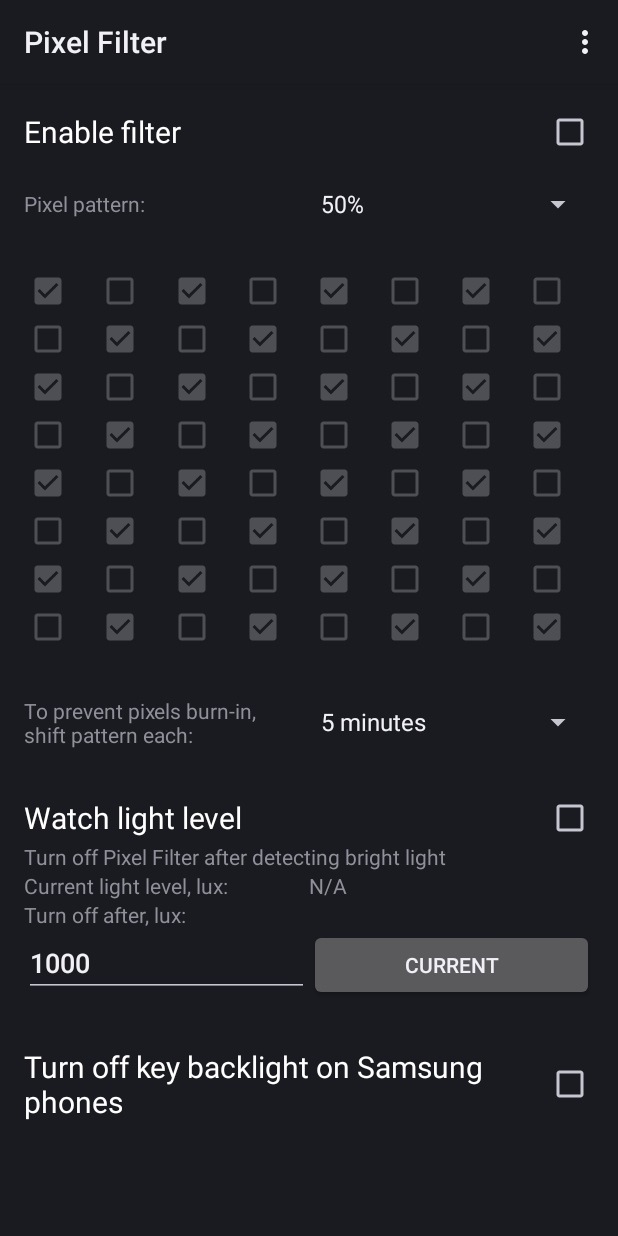
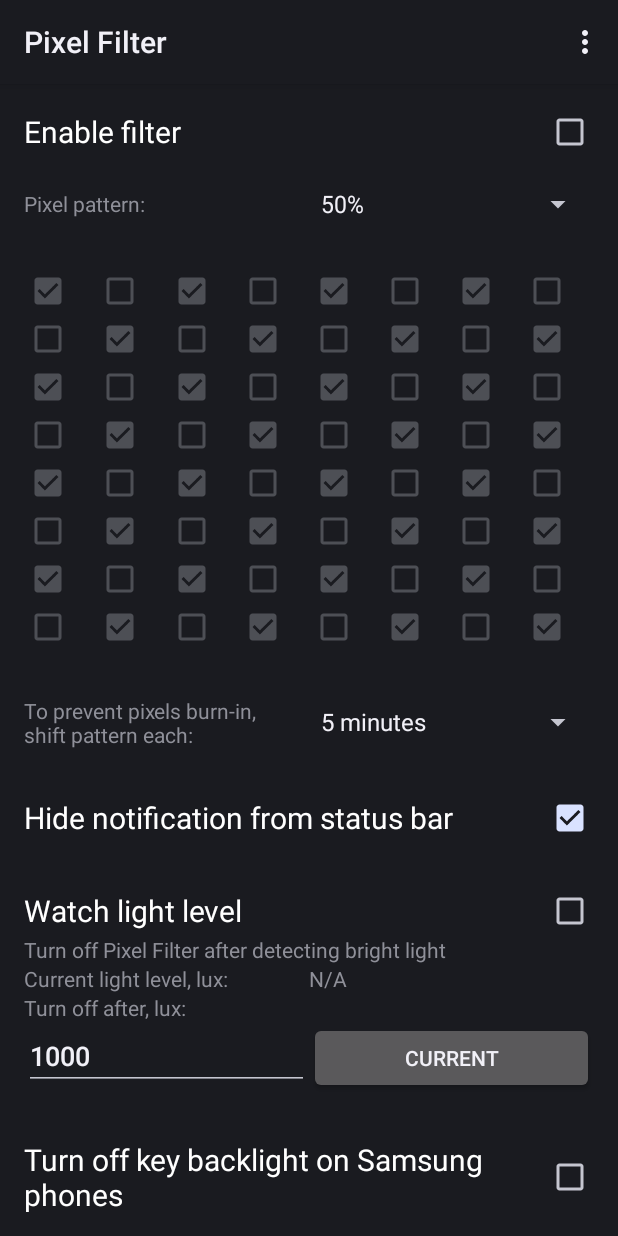
Before and after one commit to pelya/screen-dimmer-pixel-filter, an Android app: the screen it shows after launch (MainActivity), on a phone screen of 412 x 824 dp. Run offline under Robolectric (Android 15) with nearby library versions, the phone set to English and light mode, and no system bars.

Commit message:
Added instructions to swipe down notification to open config dialog

```diff
--- a/app/build.gradle
+++ b/app/build.gradle
@@ -8,8 +8,8 @@ android {
         applicationId "screen.dimmer.pixelfilter"
         minSdkVersion 17
         targetSdkVersion 23
-        versionCode 19
-        versionName "1.9"
+        versionCode 20
+        versionName "2.0"
     }
     buildTypes {
         release {
--- a/app/src/main/java/screen/dimmer/pixelfilter/Cfg.java
+++ b/app/src/main/java/screen/dimmer/pixelfilter/Cfg.java
@@ -20,6 +20,7 @@ public class Cfg {
     public static boolean FirstStart = true;
     public static boolean WasEnabled = false;
     public static boolean SamsungBacklight = false;
+    public static boolean HideNotification = true;
 
     public static String SettingsFileName = "settings.cfg"; //NON-NLS
 
@@ -46,6 +47,7 @@ public class Cfg {
             in.readBoolean(); // Not used anymore
             WasEnabled = in.readBoolean();
             SamsungBacklight = in.readBoolean();
+            HideNotification = in.readBoolean();
             in.close();
             FirstStart = false;
         } catch (Exception e) {
@@ -72,6 +74,7 @@ public class Cfg {
             out.writeBoolean(true); // Not used anymore
             out.writeBoolean(WasEnabled);
             out.writeBoolean(SamsungBacklight);
+            out.writeBoolean(HideNotification);
             out.close();
         } catch (Exception e) {
             Log.e(LOG, "Cannot save config file: " + e); //NON-NLS
--- a/app/src/main/java/screen/dimmer/pixelfilter/Ntf.java
+++ b/app/src/main/java/screen/dimmer/pixelfilter/Ntf.java
@@ -30,12 +30,13 @@ public class Ntf {
             NotificationCompat.Builder builder = new NotificationCompat.Builder(ctx)
                     .setContentTitle(ctx.getString(R.string.app_name))
                     .setContentText(ctx.getString(R.string.tap_to_disable))
+                    .setContentInfo(ctx.getString(R.string.swipe_to_configure))
                     .setContentIntent(cancel)
                     .addAction(ntf_act_configure.build())
                     .addAction(ntf_act_increase.build())
                     .addAction(ntf_act_decrease.build())
                     .setDeleteIntent(cancel)
-                    .setPriority(NotificationCompat.PRIORITY_MIN)
+                    .setPriority(Cfg.HideNotification ? NotificationCompat.PRIORITY_MIN : NotificationCompat.PRIORITY_LOW)
                     .setSmallIcon(R.drawable.notification)
                     .setSound(null)
                     .setOngoing(true)
--- a/app/src/main/res/layout/activity_main.xml
+++ b/app/src/main/res/layout/activity_main.xml
@@ -97,6 +97,20 @@
             <CheckBox
                 android:layout_width="fill_parent"
                 android:layout_height="wrap_content"
+                android:text="@string/hide_notification"
+                android:id="@+id/hideNotification"
+                android:textSize="20sp"
+                android:gravity="center_vertical"
+                android:button="@null"
+                android:drawableRight="?android:attr/listChoiceIndicatorMultiple" />
+
+            <Space
+                android:layout_width="20dp"
+                android:layout_height="30dp" />
+
+            <CheckBox
+                android:layout_width="fill_parent"
+                android:layout_height="wrap_content"
                 android:text="@string/enable_light_sensor"
                 android:id="@+id/enableLightSensor"
                 android:textSize="20sp"
--- a/app/src/main/res/values/strings.xml
+++ b/app/src/main/res/values/strings.xml
@@ -36,5 +36,7 @@
     <string name="intent_brighter" translatable="false">screen.dimmer.pixelfilter.brighter</string>
     <string name="darker">Darker</string>
     <string name="brighter">Brighter</string>
+    <string name="swipe_to_configure">Swipe down to configure</string>
+    <string name="hide_notification">Hide notification from status bar</string>
 
 </resources>
```
Also changed, not shown: app/src/main/java/screen/dimmer/pixelfilter/MainActivity.java (+37 -41 lines), 2 other files.
